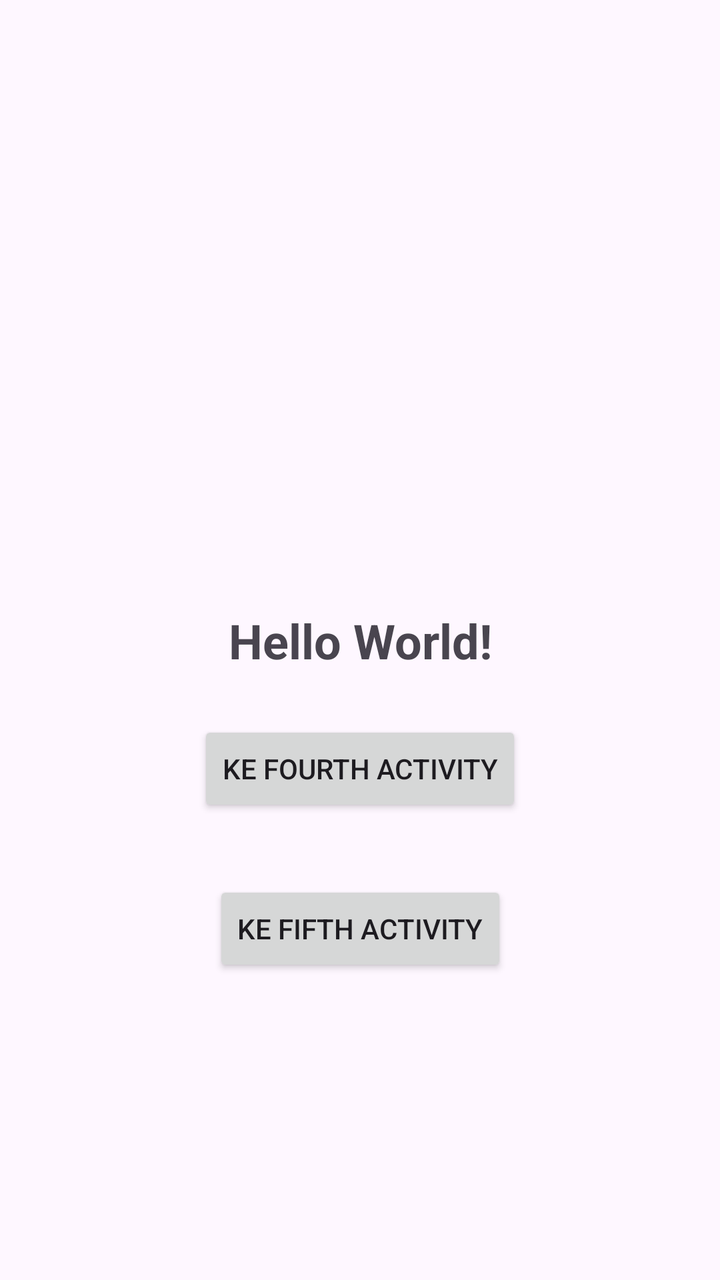
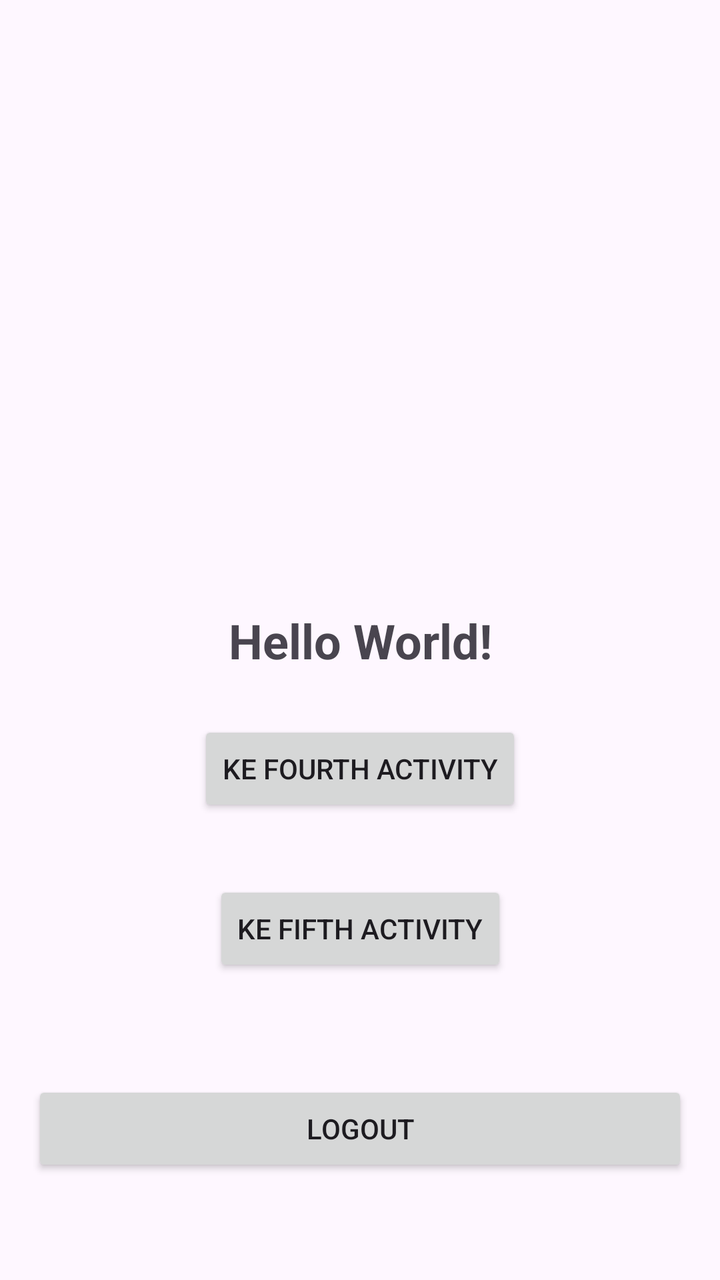

The first picture is an Android layout as it rendered before a commit; the second is the same layout after the commit. The layout source and the unified diff follow.
<!-- AndroidManifest.xml: application theme Theme.Marsnailah -->
<!-- res/layout/activity_main.xml -->
<?xml version="1.0" encoding="utf-8"?>
<androidx.constraintlayout.widget.ConstraintLayout
    xmlns:android="http://schemas.android.com/apk/res/android"
    xmlns:app="http://schemas.android.com/apk/res-auto"
    xmlns:tools="http://schemas.android.com/tools"
    android:id="@+id/main"
    android:layout_width="match_parent"
    android:layout_height="match_parent"
    tools:context=".MainActivity">

    <TextView
        android:id="@+id/tvHello"
        android:layout_width="wrap_content"
        android:layout_height="wrap_content"
        android:text="Hello World!"
        android:textSize="24sp"
        android:textStyle="bold"
        app:layout_constraintBottom_toBottomOf="parent"
        app:layout_constraintEnd_toEndOf="parent"
        app:layout_constraintStart_toStartOf="parent"
        app:layout_constraintTop_toTopOf="parent" />

    <Button
        android:id="@+id/btnToFourth"
        android:layout_width="wrap_content"
        android:layout_height="wrap_content"
        android:text="Ke Fourth Activity"
        app:layout_constraintEnd_toEndOf="parent"
        app:layout_constraintStart_toStartOf="parent"
        app:layout_constraintTop_toBottomOf="@+id/tvHello"
        android:layout_marginTop="24dp" />

    <Button
        android:id="@+id/btnToFifth"
        android:layout_width="wrap_content"
        android:layout_height="wrap_content"
        android:layout_marginTop="104dp"
        android:text="Ke Fifth Activity"
        app:layout_constraintEnd_toEndOf="parent"
        app:layout_constraintStart_toStartOf="parent"
        app:layout_constraintTop_toBottomOf="@+id/tvHello" />

</androidx.constraintlayout.widget.ConstraintLayout>
<!-- resources referenced by this layout -->
<resources>
  <style name="Theme.Marsnailah" parent="Base.Theme.Marsnailah" />
  <style name="Base.Theme.Marsnailah" parent="Theme.Material3.DayNight.NoActionBar">
          
          
      </style>
</resources>

<!-- the commit's change to res/layout/activity_main.xml (unified diff, before → after) -->
@@ -40,4 +40,15 @@
         app:layout_constraintStart_toStartOf="parent"
         app:layout_constraintTop_toBottomOf="@+id/tvHello" />
 
+    <Button
+        android:id="@+id/btnLogout"
+        android:layout_width="match_parent"
+        android:layout_height="wrap_content"
+        android:layout_margin="16dp"
+        android:text="Logout"
+        app:layout_constraintBottom_toBottomOf="parent"
+        app:layout_constraintEnd_toEndOf="parent"
+        app:layout_constraintStart_toStartOf="parent"
+        app:layout_constraintTop_toBottomOf="@+id/btnToFifth" />
+
 </androidx.constraintlayout.widget.ConstraintLayout>
